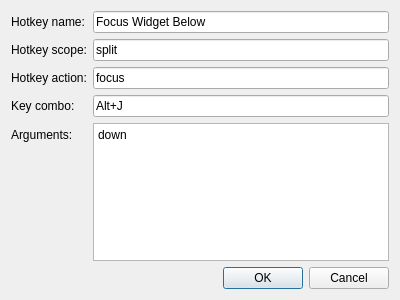
The window that src/widgets/dialogs/EditHotkeyDialog.ui (Chatterino/chatterino2) describes before a commit, drawn with Qt 5.
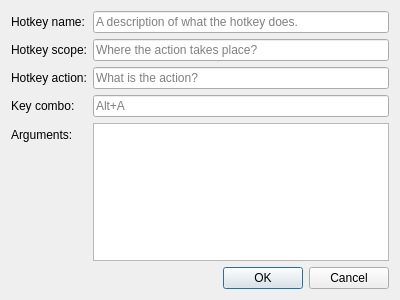
The same window after the commit.

Commit message: Add placeholders and fix tab order

The edit to the form file:
```diff
--- a/src/widgets/dialogs/EditHotkeyDialog.ui
+++ b/src/widgets/dialogs/EditHotkeyDialog.ui
@@ -26,7 +26,7 @@
      <item row="0" column="1">
       <widget class="QLineEdit" name="nameEdit">
        <property name="text">
-        <string>Focus Widget Below</string>
+        <string/>
        </property>
        <property name="frame">
         <bool>true</bool>
@@ -34,6 +34,9 @@
        <property name="readOnly">
         <bool>false</bool>
        </property>
+       <property name="placeholderText">
+        <string>A description of what the hotkey does.</string>
+       </property>
       </widget>
      </item>
      <item row="1" column="0">
@@ -53,18 +56,24 @@
      <item row="2" column="1">
       <widget class="QLineEdit" name="actionEdit">
        <property name="text">
-        <string>focus</string>
+        <string/>
+       </property>
+       <property name="placeholderText">
+        <string>What is the action?</string>
        </property>
       </widget>
      </item>
      <item row="1" column="1">
       <widget class="QLineEdit" name="scopeEdit">
        <property name="text">
-        <string>split</string>
+        <string/>
        </property>
        <property name="readOnly">
         <bool>false</bool>
        </property>
+       <property name="placeholderText">
+        <string>Where the action takes place?</string>
+       </property>
       </widget>
      </item>
      <item row="3" column="0">
@@ -77,14 +86,20 @@
      <item row="3" column="1">
       <widget class="QLineEdit" name="keyComboEdit">
        <property name="text">
-        <string>Alt+J</string>
+        <string/>
+       </property>
+       <property name="placeholderText">
+        <string>Alt+A</string>
        </property>
       </widget>
      </item>
      <item row="4" column="1">
       <widget class="QPlainTextEdit" name="argumentsEdit">
        <property name="plainText">
-        <string>down</string>
+        <string/>
+       </property>
+       <property name="placeholderText">
+        <string>Newline separated arguments for the action</string>
        </property>
       </widget>
      </item>
```
Left out of the diff: 22 changed lines with no effect on the pictures.
